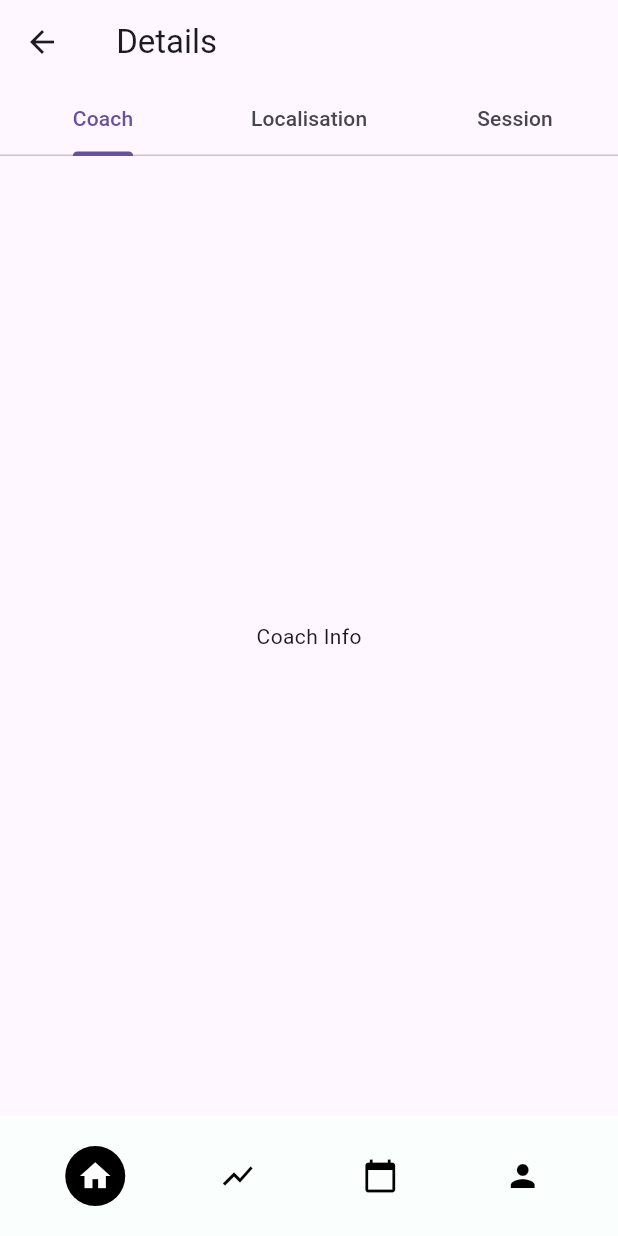
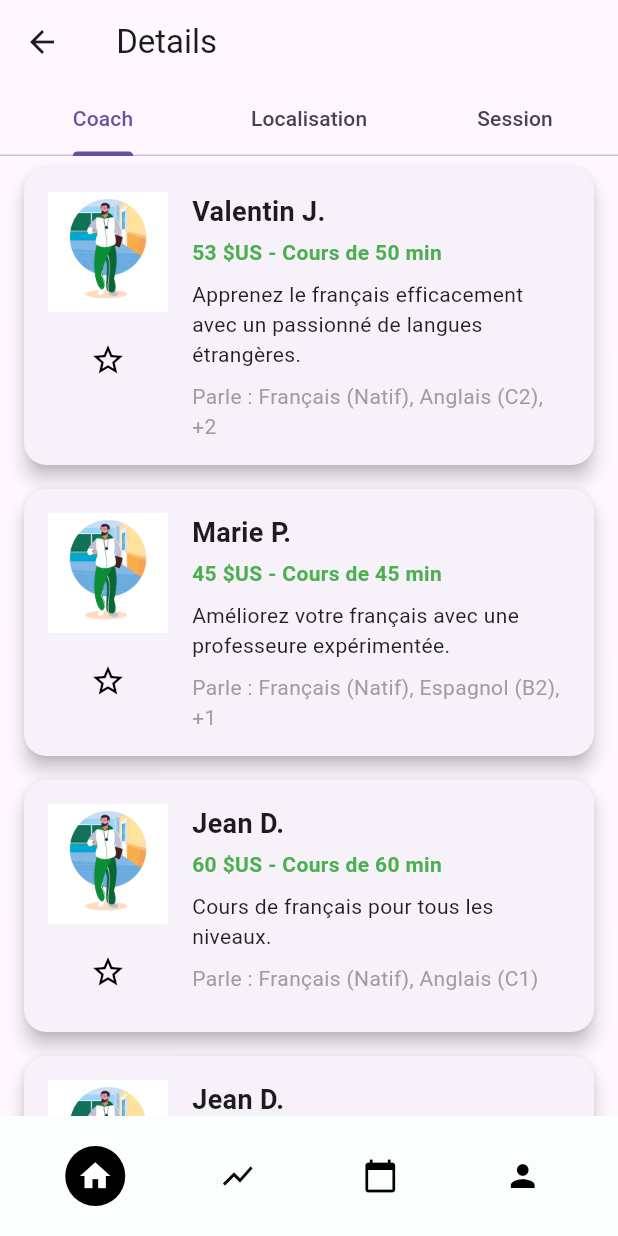
Before and after one commit to souhail-nasssih/Fitness_App, a Flutter app: the ActivityDetailScreen screen opened directly with empty values, on a phone screen of 412 x 824 dp. Run offline on Flutter 3.47's test engine with Material 3 defaults, Android fonts, the phone set to English and light mode, and no system bars; our stand-ins replace badges, table_calendar.

Commit message:
favorite

```diff
--- /dev/null
+++ b/lib/pages/components/cardCoach.dart
@@ -0,0 +1,119 @@
+import 'package:flutter/material.dart';
+
+class ProfileCard extends StatefulWidget {
+  final String name;
+  final int price; // Déclaré en tant qu'int
+  final String duration;
+  final String description;
+  final String languages;
+  final String image;
+
+  const ProfileCard({
+    Key? key,
+    required this.name,
+    required this.price,
+    required this.duration,
+    required this.description,
+    required this.languages,
+    required this.image,
+  }) : super(key: key);
+
+  @override
+  State<ProfileCard> createState() => _ProfileCardState();
+}
+
+class _ProfileCardState extends State<ProfileCard> {
+  bool isFavorite = false; // Déclaré comme un booléen
+
+  @override
+  Widget build(BuildContext context) {
+    return Card(
+      margin: const EdgeInsets.symmetric(vertical: 8.0, horizontal: 16.0),
+      shape: RoundedRectangleBorder(
+        borderRadius: BorderRadius.circular(15.0),
+      ),
+      elevation: 5,
+      child: Padding(
+        padding: const EdgeInsets.all(16.0),
+        child: Row(
+          crossAxisAlignment: CrossAxisAlignment.start,
+          children: [
+            // Placeholder pour l'image
+            Column(
+              children: [
+                CircleAvatar(
+                  radius: 40,
+                  backgroundColor: Colors.grey
+                      .shade300, // Arrière-plan gris pour l'image manquante
+                  child: Image.asset(widget.image, width: 80, height: 80),
+                ),
+                const SizedBox(height: 8),
+                IconButton(
+                  icon: Icon(
+                    isFavorite
+                        ? Icons.star
+                        : Icons.star_border, // Changement de l'icône
+                    color: isFavorite
+                        ? Colors.yellow[900]
+                        : Colors.black, // Couleur de l'icône
+                  ),
+                  onPressed: () {
+                    setState(() {
+                      isFavorite = !isFavorite; // Inverser l'état favori
+                    });
+                    print(isFavorite
+                        ? "Ajouté aux favoris"
+                        : "Retiré des favoris");
+                  },
+                ),
+              ],
+            ),
+            const SizedBox(width: 16),
+            // Informations sur le profil
+            Expanded(
+              child: Column(
+                crossAxisAlignment: CrossAxisAlignment.start,
+                children: [
+                  // Nom
+                  Text(
+                    widget.name,
+                    style: const TextStyle(
+                      fontWeight: FontWeight.bold,
+                      fontSize: 18,
+                    ),
+                  ),
+                  const SizedBox(height: 4),
+                  // Prix et durée
+                  Text(
+                    '${widget.price} \$US - Cours de ${widget.duration}', // Ici, price est utilisé comme un int
+                    style: const TextStyle(
+                      fontWeight: FontWeight.bold,
+                      color: Colors.green,
+                    ),
+                  ),
+                  const SizedBox(height: 8),
+                  // Description
+                  Text(
+                    widget.description,
+                    style: const TextStyle(
+                      fontSize: 14,
+                      color: Colors.black87,
+                    ),
+                  ),
+                  const SizedBox(height: 8),
+                  // Langues parlées
+                  Text(
+                    'Parle : ${widget.languages}',
+                    style: const TextStyle(
+                      color: Colors.grey,
+                    ),
+                  ),
+                ],
+              ),
+            ),
+          ],
+        ),
+      ),
+    );
+  }
+}
--- a/lib/pages/components/detailActivity.dart
+++ b/lib/pages/components/detailActivity.dart
@@ -1,4 +1,5 @@
 import 'package:fitness_app/layouts/bottom_bar.dart';
+import 'package:fitness_app/pages/components/donnerCoatch.dart';
 import 'package:flutter/material.dart';
 
 class ActivityDetailScreen extends StatelessWidget {
@@ -23,7 +24,7 @@ class ActivityDetailScreen extends StatelessWidget {
         ),
         body: const TabBarView(
           children: [
-            Center(child: Text('Coach Info')),
+            Center(child: ProfileList()),
             Center(child: Text('Localisation Info')),
             Center(child: Text('Session Info')),
           ],
--- /dev/null
+++ b/lib/pages/components/donnerCoatch.dart
@@ -0,0 +1,61 @@
+import 'package:fitness_app/pages/components/cardCoach.dart';
+import 'package:flutter/material.dart';
+
+class ProfileList extends StatelessWidget {
+  const ProfileList({Key? key}) : super(key: key);
+
+  // Liste fictive de profils
+  final List<Map<String, dynamic>> profiles = const [
+    {
+      'name': 'Valentin J.',
+      'price': 53,
+      'duration': '50 min',
+      'description':
+          'Apprenez le français efficacement avec un passionné de langues étrangères.',
+      'languages': 'Français (Natif), Anglais (C2), +2',
+      'image': 'images/5.jpg',
+    },
+    {
+      'name': 'Marie P.',
+      'price': 45,
+      'duration': '45 min',
+      'description':
+          'Améliorez votre français avec une professeure expérimentée.',
+      'languages': 'Français (Natif), Espagnol (B2), +1',
+      'image': 'images/5.jpg',
+    },
+    {
+      'name': 'Jean D.',
+      'price': 60,
+      'duration': '60 min',
+      'description': 'Cours de français pour tous les niveaux.',
+      'languages': 'Français (Natif), Anglais (C1)',
+      'image': 'images/5.jpg',
+    },
+    {
+      'name': 'Jean D.',
+      'price': 60,
+      'duration': '60 min',
+      'description': 'Cours de français pour tous les niveaux.',
+      'languages': 'Français (Natif), Anglais (C1)',
+      'image': 'images/5.jpg',
+    },
+  ];
+
+  @override
+  Widget build(BuildContext context) {
+    return ListView.builder(
+      itemCount: profiles.length,
+      itemBuilder: (context, index) {
+        return ProfileCard(
+          name: profiles[index]['name'],
+          price: profiles[index]['price'], // Ici, c'est un int, pas un double
+          duration: profiles[index]['duration'],
+          description: profiles[index]['description'],
+          languages: profiles[index]['languages'],
+          image: profiles[index]['image'],
+        );
+      },
+    );
+  }
+}
```
Also changed, not shown: lib/main.dart (line endings or trailing spaces).
